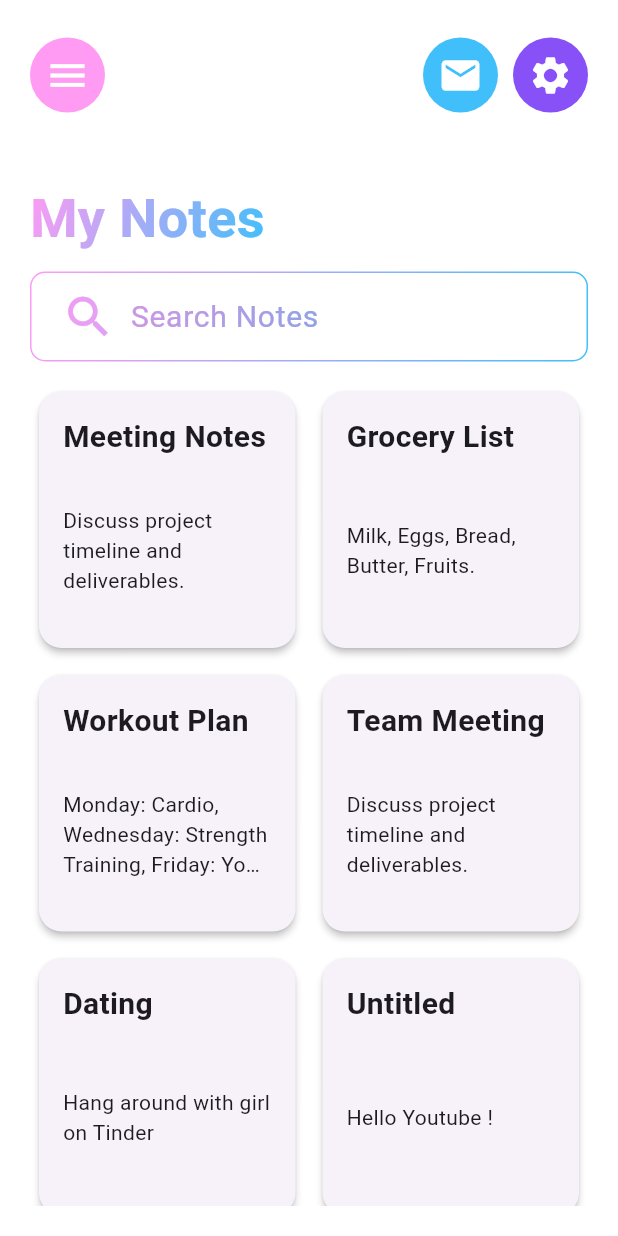
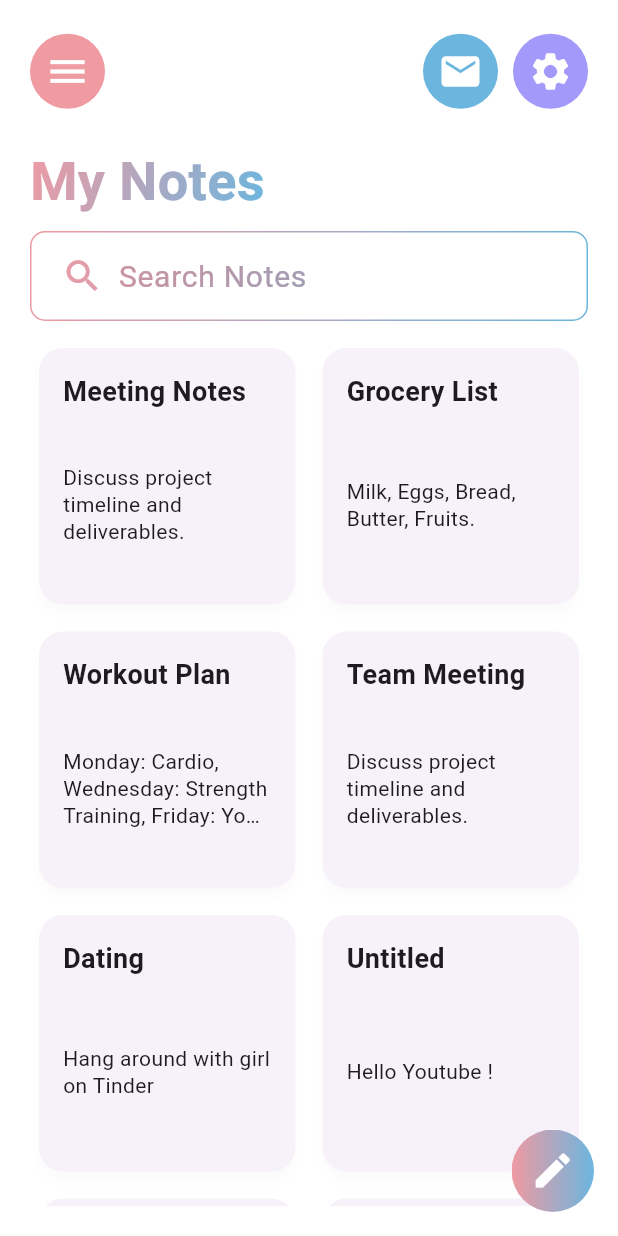
Before and after one commit to JackyMonder/Daily_Tracker, a Flutter app: the screen it shows after launch, on a phone screen of 412 x 824 dp. Run offline on Flutter 3.47's test engine with Material 3 defaults, Android fonts, the light colour scheme and no system bars.

Commit message:
Note_Editor Page - UX update || New Button added

```diff
--- a/lib/common/widgets/MailIcon.dart
+++ b/lib/common/widgets/MailIcon.dart
@@ -9,7 +9,7 @@ class MailIconButton extends StatelessWidget {
       width: 50,
       height: 50,
       decoration: BoxDecoration(
-        color: const Color.fromARGB(255, 65, 191, 250),
+        color: const Color(0xFF6BB6DF),
         shape: BoxShape.circle,
       ),
       child: IconButton(
--- a/lib/common/widgets/MenuIcon.dart
+++ b/lib/common/widgets/MenuIcon.dart
@@ -9,7 +9,7 @@ class MenuIconButton extends StatelessWidget {
       width: 50,
       height: 50,
       decoration: BoxDecoration(
-        color: const Color.fromARGB(255, 255, 155, 243),
+        color: const Color(0xFFF09AA2),
         shape: BoxShape.circle,
       ),
       child: IconButton(
--- /dev/null
+++ b/lib/common/widgets/NewNote.dart
@@ -0,0 +1,52 @@
+import 'package:flutter/material.dart';
+import 'package:expenses_app/core/routes/routes.dart';
+import 'package:expenses_app/presentation/screens/note_editor.dart';
+
+class NewNote extends StatelessWidget {
+  const NewNote({super.key});
+
+  @override
+  Widget build(BuildContext context) {
+    return GestureDetector(
+      onTap: () {
+        Navigator.of(context).push(
+          MaterialPageRoute(
+            builder: (_) => const NoteEditorScreen(),
+            settings: const RouteSettings(name: Routes.noteEditor),
+          ),
+        );
+      },
+      child: SizedBox(
+        width: 55,
+        height: 55,
+        child: Stack(
+          alignment: Alignment.center,
+          children: [
+            // Gradient background applied only to the circular container
+            ShaderMask(
+              shaderCallback: (bounds) => LinearGradient(
+                colors: [Color(0xFFF09AA2), Color(0xFF6BB6DF)],
+                begin: Alignment.centerLeft,
+                end: Alignment.centerRight,
+              ).createShader(bounds),
+              child: Container(
+                width: 55,
+                height: 55,
+                decoration: BoxDecoration(
+                  shape: BoxShape.circle,
+                  color: Colors.white,
+                ),
+              ),
+            ),
+            // Icon placed above, not affected by ShaderMask
+            Icon(
+              Icons.create,
+              color: Colors.white,
+              size: 30,
+            ),
+          ],
+        ),
+      ),
+    );
+  }
+}
--- a/lib/common/widgets/NoteCards.dart
+++ b/lib/common/widgets/NoteCards.dart
@@ -67,12 +67,10 @@ class Notecards extends StatefulWidget {
           ),
           itemCount: _cardData.length,
           itemBuilder: (context, index) {
-            // final noteTile = _cardData[index]['title'] ?? 'Untitle';
-            // final noteContent = _cardData[index]['content'] ?? 'No Content';
             return Notesection(
               noteTitle: (_cardData[index]['title'] as String?) ?? 'Untitled',
               noteContent: (_cardData[index]['content'] as String?) ?? 'No Content',
-              // color: _cardData[index]['color'] as Color,
+              // color: _cardData[index]['color'] as Color ?? ,
             );
           },
         ),
--- a/lib/common/widgets/SearchBar.dart
+++ b/lib/common/widgets/SearchBar.dart
@@ -9,17 +9,17 @@ class Searchbar extends StatelessWidget {
   Widget build(BuildContext context) {
     return Center(
       child: ShaderMask(shaderCallback: (bounds) => LinearGradient(
-        colors: [Color.fromARGB(255, 255, 155, 243),
-          Color.fromARGB(255, 65, 191, 250)],
+        colors: [Color(0xFFF09AA2),
+          Color(0xFF6BB6DF)],
         begin: Alignment.topLeft,
         end: Alignment.bottomRight,
       ).createShader(bounds),
         child: Container(
-          margin: EdgeInsets.symmetric(vertical: 10),
+          margin: EdgeInsets.symmetric(vertical: 8),
           padding: EdgeInsets.symmetric(horizontal: 20, vertical: 5),
           decoration: BoxDecoration(
           borderRadius: BorderRadius.circular(10),
-            border: BoxBorder.all(
+            border: Border.all(
               color: Colors.white,
               width: 1,
             ),
@@ -28,7 +28,7 @@ class Searchbar extends StatelessWidget {
             Icon(
               Icons.search,
               color: Colors.white,
-              size: 36,
+              size: 28,
             ),
             Expanded(
               child: TextField(
--- a/lib/common/widgets/SettingIcon.dart
+++ b/lib/common/widgets/SettingIcon.dart
@@ -9,7 +9,7 @@ class SettingIconButton extends StatelessWidget {
       width: 50,
       height: 50,
       decoration: BoxDecoration(
-        color: const Color.fromARGB(255, 136, 81, 247),
+        color: const Color.fromARGB(255, 163, 153, 250),
         shape: BoxShape.circle,
       ),
       child: IconButton(
--- a/lib/common/widgets/index.dart
+++ b/lib/common/widgets/index.dart
@@ -4,12 +4,13 @@ import 'package:expenses_app/common/widgets/MenuIcon.dart';
 import 'package:expenses_app/common/widgets/SettingIcon.dart';
 import 'package:expenses_app/common/widgets/SearchBar.dart';
 import 'package:expenses_app/common/widgets/NoteCards.dart';
-
+import 'NewNote.dart';
 class CommonWidgets {
   // This class is just a placeholder to group common widgets if needed
   MenuIconButton get menuIconButton => MenuIconButton();
   MailIconButton get mailIconButton => MailIconButton();
   SettingIconButton get settingIconButton => SettingIconButton();
+  NewNote get newNote => NewNote();
   Searchbar get searchBar => Searchbar();
   Notecards get noteCards => Notecards();
 }
--- a/lib/core/routes/routes.dart
+++ b/lib/core/routes/routes.dart
@@ -1,4 +1,5 @@
-// Placeholder routes file
+// App route names
 class Routes {
   static const home = '/';
+  static const noteEditor = '/note-editor';
 }
--- a/lib/main.dart
+++ b/lib/main.dart
@@ -1,6 +1,8 @@
 import 'package:flutter/material.dart';
 // Primary app export for compatibility with refactored lib/ layout
 import 'presentation/screens/Home.dart';
+import 'presentation/screens/note_editor.dart';
+import 'core/routes/routes.dart';
 
 void main() {
   runApp(const MyExpensesApp());
@@ -13,7 +15,11 @@ class MyExpensesApp extends StatelessWidget {
   Widget build(BuildContext context) {
     return MaterialApp(
       debugShowCheckedModeBanner: false,
-      home: HomeScreen(),
+      initialRoute: Routes.home,
+      routes: {
+        Routes.home: (context) => HomeScreen(),
+        Routes.noteEditor: (context) => const NoteEditorScreen(),
+      },
     );
   }
 }
--- a/lib/presentation/screens/home.dart
+++ b/lib/presentation/screens/home.dart
@@ -13,11 +13,13 @@ class HomeScreen extends StatelessWidget {
       backgroundColor: Colors.white,
       appBar: AppBar(
         elevation: 0,
-        toolbarHeight: 100,
+        scrolledUnderElevation: 0,
+        surfaceTintColor: Colors.transparent,
+        toolbarHeight: 75,
         leadingWidth: 100,
-        backgroundColor: Colors.transparent, // This setted to show the measurent of the AppBar (otherwise it's transparent)
+        backgroundColor: Colors.white, // Keep AppBar stable color when scrolling
         leading: Padding (
-          padding: const EdgeInsets.only(left: 20.0),
+          padding: const EdgeInsets.only(left: 20.0, top: 20),
           child: Row (
             children: [
               CommonWidgets().menuIconButton,
@@ -26,7 +28,7 @@ class HomeScreen extends StatelessWidget {
         ),
         actions: [
           Padding(
-            padding: const EdgeInsets.only(right: 20.0),
+            padding: const EdgeInsets.only(right: 20.0, top: 20),
             child: Row(
               children: [
                 CommonWidgets().mailIconButton,
@@ -44,7 +46,7 @@ class HomeScreen extends StatelessWidget {
           children: [
             ShaderMask(
               shaderCallback: (bounds) => LinearGradient(
-              colors: [Color.fromARGB(255, 255, 155, 243), Color.fromARGB(255, 65, 191, 250)],
+              colors: [Color(0xFFF09AA2), Color(0xFF6BB6DF)],
                 begin: Alignment.topLeft,
                 end: Alignment.bottomRight,
               ).createShader(bounds),
@@ -56,14 +58,17 @@ class HomeScreen extends StatelessWidget {
                     color: Colors.white, // This color will be masked by the shader (To MASK, the color must be white)
                   )
                 )
-              ),
+            ),
             CommonWidgets().searchBar,
             Expanded(
-              child: Notecards()
-            )
+              child: Notecards(),
+            ),
           ],
         ),
       ),
-    );
+      floatingActionButton: CommonWidgets().newNote,
+
+
+      );
   }
 }
--- a/lib/utils/notesection.dart
+++ b/lib/utils/notesection.dart
@@ -1,4 +1,5 @@
 import 'package:flutter/material.dart';
+import 'package:expenses_app/presentation/screens/note_editor.dart';
 
 class Notesection extends StatelessWidget {
   final String noteTitle;
@@ -13,11 +14,26 @@ class Notesection extends StatelessWidget {
 
   @override
   Widget build(BuildContext context) {
-    return Card(
+    return InkWell(
+      onTap: () {
+        Navigator.of(context).push(
+          MaterialPageRoute(
+            builder: (_) => NoteEditorScreen(
+              initialTitle: noteTitle,
+              initialContent: noteContent,
+            ),
+          ),
+        );
+      },
+      borderRadius: BorderRadius.circular(16),
+      child: Card(
+        clipBehavior: Clip.antiAlias,
+        surfaceTintColor: Colors.transparent,
         shape: RoundedRectangleBorder(
-        borderRadius: BorderRadius.circular(15),
+          borderRadius: BorderRadius.circular(16),
         ),
-      elevation: 2,
+        elevation: 3,
+        shadowColor: Colors.black.withOpacity(0.08),
         child: Padding(
           padding: const EdgeInsets.all(16),
           child: Column(
@@ -27,7 +43,7 @@ class Notesection extends StatelessWidget {
               Text(
                 noteTitle,
                 style: const TextStyle(
-                fontSize: 20,
+                  fontSize: 18,
                   fontWeight: FontWeight.w600,
                 ),
               ),
@@ -37,7 +53,7 @@ class Notesection extends StatelessWidget {
                   alignment: Alignment.centerLeft,
                   child: Text(
                     noteContent,
-                  style: const TextStyle(fontSize: 14),
+                    style: const TextStyle(fontSize: 14, height: 1.3),
                     maxLines: 3,
                     overflow: TextOverflow.ellipsis,
                   ),
@@ -46,6 +62,7 @@ class Notesection extends StatelessWidget {
             ],
           ),
         ),
+      ),
     );
   }
 }
```
Also changed, not shown: lib/presentation/screens/note_editor.dart (added, +92 -0 lines). Lines whose indentation alone changed are shown as unchanged.
